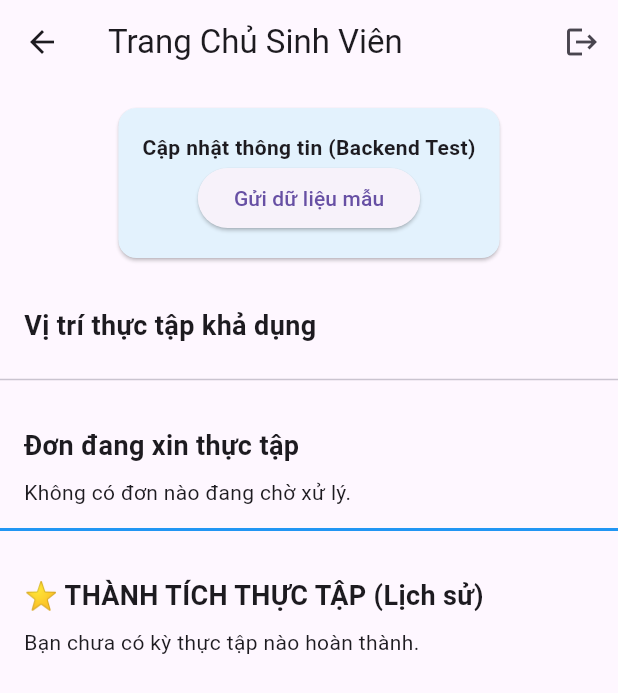
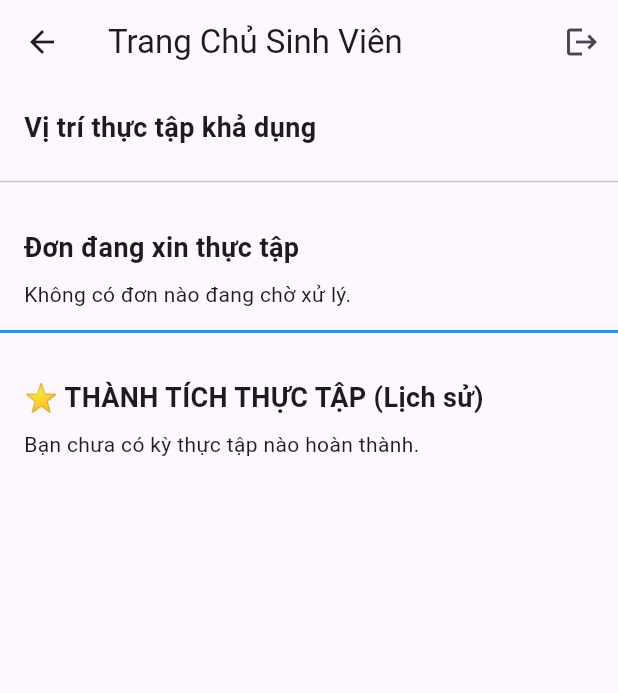
Before and after one commit to lelu2004/Flutter, a Flutter app: the UserHomePage screen opened directly, on a phone screen of 412 x 824 dp. Shown: the top 693 px of the screen. Run offline on Flutter 3.47's test engine with Material 3 defaults, Android fonts, the phone set to English and light mode, and no system bars; our stand-ins replace cloud_firestore, firebase_auth, firebase_core; accounts and stored records are empty.

Commit message:
cap nhat

```diff
--- a/lib/Screens/user_home_page.dart
+++ b/lib/Screens/user_home_page.dart
@@ -37,7 +37,7 @@ class UserHomePage extends StatelessWidget {
           crossAxisAlignment: CrossAxisAlignment.start,
           children: [
             // --- PHẦN 1: CẬP NHẬT THÔNG TIN (Backend Test) ---
-            _buildBackendTestSection(context, userService),
+            // _buildBackendTestSection(context, userService),
 
             // --- PHẦN 2: DANH SÁCH VỊ TRÍ ---
             const _SectionHeader(title: 'Vị trí thực tập khả dụng'),
@@ -183,32 +183,32 @@ class UserHomePage extends StatelessWidget {
     );
   }
 
-  Widget _buildBackendTestSection(BuildContext context, UserService service) {
-    return Center(
-      child: Card(
-        margin: const EdgeInsets.all(16),
-        color: Colors.blue.shade50,
-        child: Padding(
-          padding: const EdgeInsets.all(16.0),
-          child: Column(
-            children: [
-              const Text('Cập nhật thông tin (Backend Test)', style: TextStyle(fontWeight: FontWeight.bold)),
-              ElevatedButton(
-                onPressed: () async {
-                  await service.updateStudentProfile(
-                    fullName: "Nguyen Le Lu", phoneNumber: "0987654321",
-                    university: "Hutech", major: "Software Engineering", skills: ["Flutter", "Dart"],
-                  );
-                  ScaffoldMessenger.of(context).showSnackBar(const SnackBar(content: Text('Cập nhật thành công!')));
-                },
-                child: const Text('Gửi dữ liệu mẫu'),
-              ),
-            ],
-          ),
-        ),
-      ),
-    );
-  }
+  // Widget _buildBackendTestSection(BuildContext context, UserService service) {
+  //   return Center(
+  //     child: Card(
+  //       margin: const EdgeInsets.all(16),
+  //       color: Colors.blue.shade50,
+  //       child: Padding(
+  //         padding: const EdgeInsets.all(16.0),
+  //         child: Column(
+  //           children: [
+  //             const Text('Cập nhật thông tin (Backend Test)', style: TextStyle(fontWeight: FontWeight.bold)),
+  //             ElevatedButton(
+  //               onPressed: () async {
+  //                 await service.updateStudentProfile(
+  //                   fullName: "Nguyen Le Lu", phoneNumber: "0987654321",
+  //                   university: "Hutech", major: "Software Engineering", skills: ["Flutter", "Dart"],
+  //                 );
+  //                 ScaffoldMessenger.of(context).showSnackBar(const SnackBar(content: Text('Cập nhật thành công!')));
+  //               },
+  //               child: const Text('Gửi dữ liệu mẫu'),
+  //             ),
+  //           ],
+  //         ),
+  //       ),
+  //     ),
+  //   );
+  // }
 }
 
 class _SectionHeader extends StatelessWidget {
```
